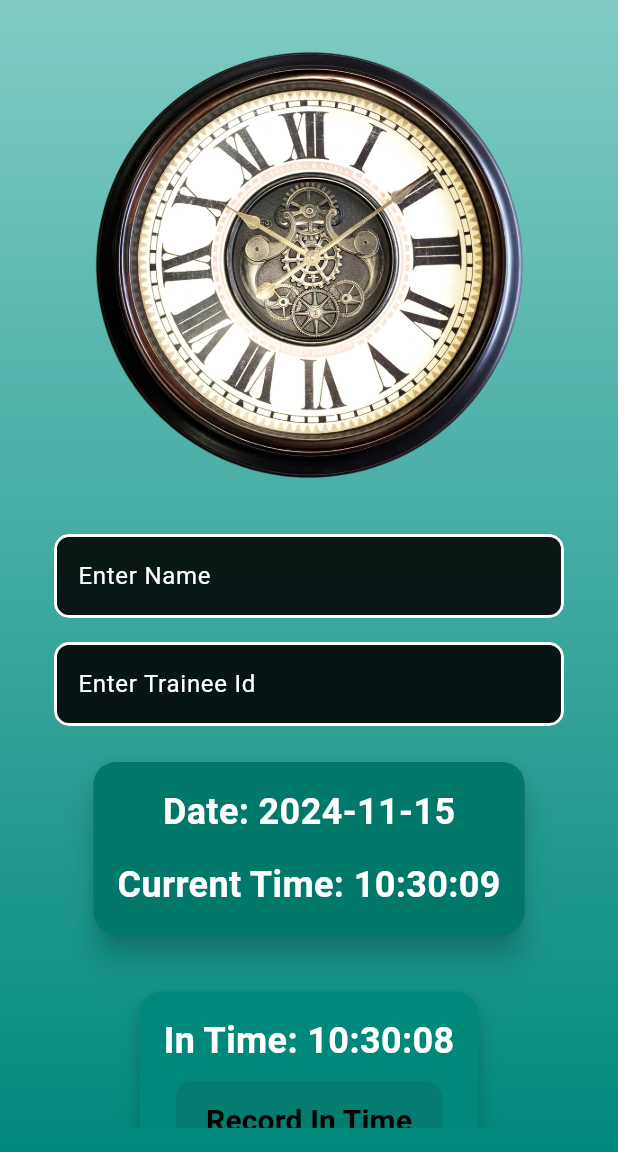
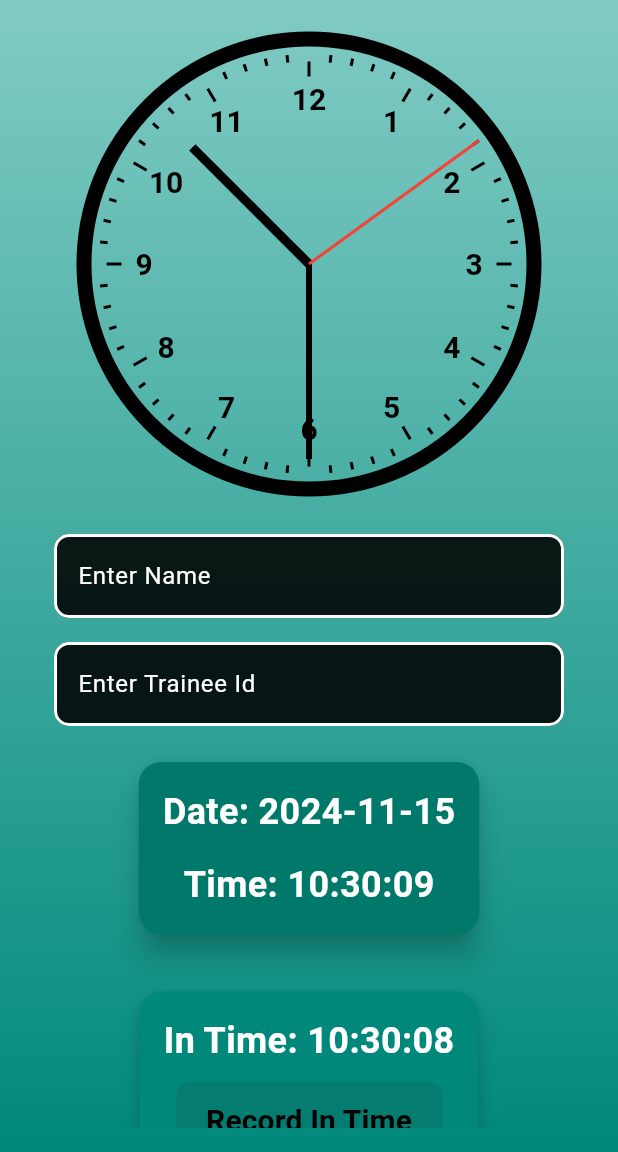
Before and after one commit to samara-aruna/Updated_SLT_Time_Recored_App, a Flutter app: the screen it shows after launch, after a tap on "Record In Time", on a phone screen of 412 x 824 dp, the part 84-1236 px from its top. Run offline on Flutter 3.47's test engine with Material 3 defaults, Android fonts, the light colour scheme and no system bars.

Commit message:
Developed all front end parth with all function

```diff
--- a/lib/main.dart
+++ b/lib/main.dart
@@ -1,6 +1,7 @@
 import 'package:flutter/material.dart';
 import 'package:flutter/services.dart';
 import 'dart:async';
+import 'dart:math';
 
 void main() {
   runApp(TimeRecorderApp());
@@ -85,16 +86,35 @@ class _TimeRecorderScreenState extends State<TimeRecorderScreen> {
 
   String _formatCurrentTime() {
     final now = DateTime.now();
-    return "${now.hour.toString().padLeft(2, '0')}:${now.minute.toString().padLeft(2, '0')}:${now.second.toString().padLeft(2, '0')}";
+    return "${_currentTime.hour.toString().padLeft(2, '0')}:${_currentTime.minute.toString().padLeft(2, '0')}:${_currentTime.second.toString().padLeft(2, '0')}";
   }
 
-  Stream<String> _clockStream() async* {
-    while (true) {
-      await Future.delayed(const Duration(seconds: 1));
-      final now = DateTime.now();
-      yield "${now.hour.toString().padLeft(2, '0')}:${now.minute.toString().padLeft(2, '0')}:${now.second.toString().padLeft(2, '0')}";
-    }
+  // Stream<String> _clockStream() async* {
+  //   while (true) {
+  //     await Future.delayed(const Duration(seconds: 1));
+  //     final now = DateTime.now();
+  //     yield "${now.hour.toString().padLeft(2, '0')}:${now.minute.toString().padLeft(2, '0')}:${now.second.toString().padLeft(2, '0')}";
+  //   }
+  // }
+  DateTime _currentTime = DateTime.now();
+  late Timer _timer;
+
+  @override
+  void initState() {
+    super.initState();
+    _timer = Timer.periodic(Duration(seconds: 1), (timer) {
+      setState(() {
+        _currentTime = DateTime.now();
+      });
+    });
   }
+
+  @override
+  void dispose() {
+    _timer.cancel();
+    super.dispose();
+  }
+
 
   @override
   Widget build(BuildContext context) {
@@ -129,7 +149,12 @@ class _TimeRecorderScreenState extends State<TimeRecorderScreen> {
                 children: [
                   Padding(
                     padding: const EdgeInsets.symmetric(vertical: 10.0),
-                    child: Image.asset('assets/three.png', width: 300, height: 300),
+                    child:CustomPaint(
+          size: Size(300, 300),
+           painter: ClockPainter(_currentTime),
+
+        ),
+
                   ),
                  Padding(
   padding: const EdgeInsets.all(20.0),
@@ -162,7 +187,7 @@ class _TimeRecorderScreenState extends State<TimeRecorderScreen> {
         },
       ),
 
-       SizedBox(height: 16.0), // Adds a gap of 16 pixels between the text fields
+       const SizedBox(height: 16.0), // Adds a gap of 16 pixels between the text fields
 
        TextField(
         decoration: InputDecoration(
@@ -214,21 +239,13 @@ class _TimeRecorderScreenState extends State<TimeRecorderScreen> {
                             ),
                           ),
                           const SizedBox(height: 15),
-                          StreamBuilder<String>(
-                            stream: _clockStream(),
-                            builder: (context, snapshot) {
-                              if (snapshot.hasData) {
-                                return Text(
-                                  'Current Time: ${snapshot.data}',
-                                  style: const TextStyle(fontSize: 24, fontWeight: FontWeight.bold, color: Colors.white),
-                                );
-                              } else {
-                                return const Text(
-                                  'Loading...',
-                                  style: TextStyle(fontSize: 24, fontWeight: FontWeight.bold, color: Colors.white),
-                                );
-                              }
-                            },
+                          Text(
+                            'Time: ${_currentTime.hour.toString().padLeft(2, '0')}:${_currentTime.minute.toString().padLeft(2, '0')}:${_currentTime.second.toString().padLeft(2, '0')}',
+                            style: const TextStyle(
+                              fontSize: 24,
+                              fontWeight: FontWeight.bold,
+                              color: Colors.white,
+                            ),
                           ),
                         ],
                       ),
@@ -431,3 +448,121 @@ class _TimeRecorderScreenState extends State<TimeRecorderScreen> {
     );
   }
 }
+
+class ClockPainter extends CustomPainter {
+  final DateTime time;
+
+  ClockPainter(this.time);
+
+  @override
+  void paint(Canvas canvas, Size size) {
+    double centerX = size.width / 2;
+    double centerY = size.height / 2;
+    double radius = size.width / 2;
+
+    Paint paint = Paint()
+      ..color = Colors.black
+      ..style = PaintingStyle.stroke
+      ..strokeWidth = 10;
+
+    // Draw clock face
+    canvas.drawCircle(Offset(centerX, centerY), radius, paint);
+
+    // Draw ticks for hours, minutes, and seconds
+    drawTicks(canvas, centerX, centerY, radius);
+
+    // Draw numbers on the clock
+    drawNumbers(canvas, centerX, centerY, radius);
+
+    // Draw hour hand
+    double hourAngle = (time.hour % 12) * 30 + (time.minute / 2); // 30 degrees per hour + extra for minutes
+    double hourX = centerX + (radius - 40) * cos((hourAngle - 90) * pi / 180);
+    double hourY = centerY + (radius - 40) * sin((hourAngle - 90) * pi / 180);
+    paint.strokeWidth = 6;
+    canvas.drawLine(Offset(centerX, centerY), Offset(hourX, hourY), paint);
+
+    // Draw minute hand
+    double minuteAngle = time.minute * 6; // 6 degrees per minute
+    double minuteX = centerX + (radius - 20) * cos((minuteAngle - 90) * pi / 180);
+    double minuteY = centerY + (radius - 20) * sin((minuteAngle - 90) * pi / 180);
+    paint.strokeWidth = 4;
+    canvas.drawLine(Offset(centerX, centerY), Offset(minuteX, minuteY), paint);
+
+    // Draw second hand
+    paint.color = Colors.red;
+    paint.strokeWidth = 2;
+    double secondAngle = time.second * 6; // 6 degrees per second
+    double secondX = centerX + (radius - 10) * cos((secondAngle - 90) * pi / 180);
+    double secondY = centerY + (radius - 10) * sin((secondAngle - 90) * pi / 180);
+    canvas.drawLine(Offset(centerX, centerY), Offset(secondX, secondY), paint);
+  }
+
+  void drawTicks(Canvas canvas, double centerX, double centerY, double radius) {
+    Paint tickPaint = Paint()
+      ..color = Colors.black
+      ..strokeWidth = 2;
+
+    // Hour ticks
+    for (int i = 0; i < 12; i++) {
+      double angle = (i * 30 - 90) * pi / 180; // 30 degrees for each hour
+      double startX = centerX + (radius - 15) * cos(angle);
+      double startY = centerY + (radius - 15) * sin(angle);
+      double endX = centerX + (radius - 25) * cos(angle);
+      double endY = centerY + (radius - 25) * sin(angle);
+      canvas.drawLine(Offset(startX, startY), Offset(endX, endY), tickPaint);
+    }
+
+    // Minute ticks
+    for (int i = 0; i < 60; i++) {
+      if (i % 5 != 0) {
+        double angle = (i * 6 - 90) * pi / 180; // 6 degrees for each minute
+        double startX = centerX + (radius - 10) * cos(angle);
+        double startY = centerY + (radius - 10) * sin(angle);
+        double endX = centerX + (radius - 15) * cos(angle);
+        double endY = centerY + (radius - 15) * sin(angle);
+        canvas.drawLine(Offset(startX, startY), Offset(endX, endY), tickPaint);
+      }
+    }
+  }
+
+  void drawNumbers(Canvas canvas, double centerX, double centerY, double radius) {
+    Paint textPaint = Paint()
+      ..color = Colors.black
+      ..style = PaintingStyle.fill
+      ..strokeWidth = 1;
+
+    TextStyle textStyle = TextStyle(
+      color: Colors.black,
+      fontSize: 20,
+      fontWeight: FontWeight.bold,
+    );
+
+    TextSpan textSpan;
+    TextPainter textPainter;
+
+    for (int i = 1; i <= 12; i++) {
+      double angle = (i * 30 - 90) * pi / 180; // 30 degrees for each hour
+      double x = centerX + (radius - 40) * cos(angle);
+      double y = centerY + (radius - 40) * sin(angle);
+
+      textSpan = TextSpan(
+        text: i.toString(),
+        style: textStyle,
+      );
+
+      textPainter = TextPainter(
+        text: textSpan,
+        textDirection: TextDirection.ltr,
+      );
+
+      textPainter.layout();
+      textPainter.paint(
+          canvas, Offset(x - textPainter.width / 2, y - textPainter.height / 2));
+    }
+  }
+
+  @override
+  bool shouldRepaint(covariant CustomPainter oldDelegate) {
+    return true;
+  }
+}
```
